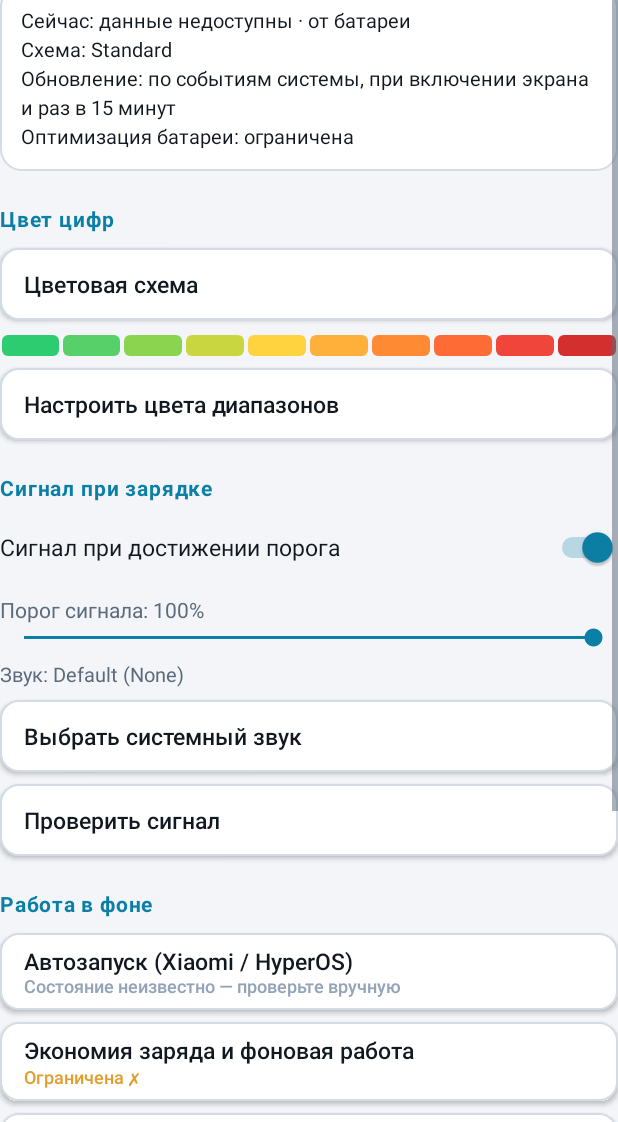
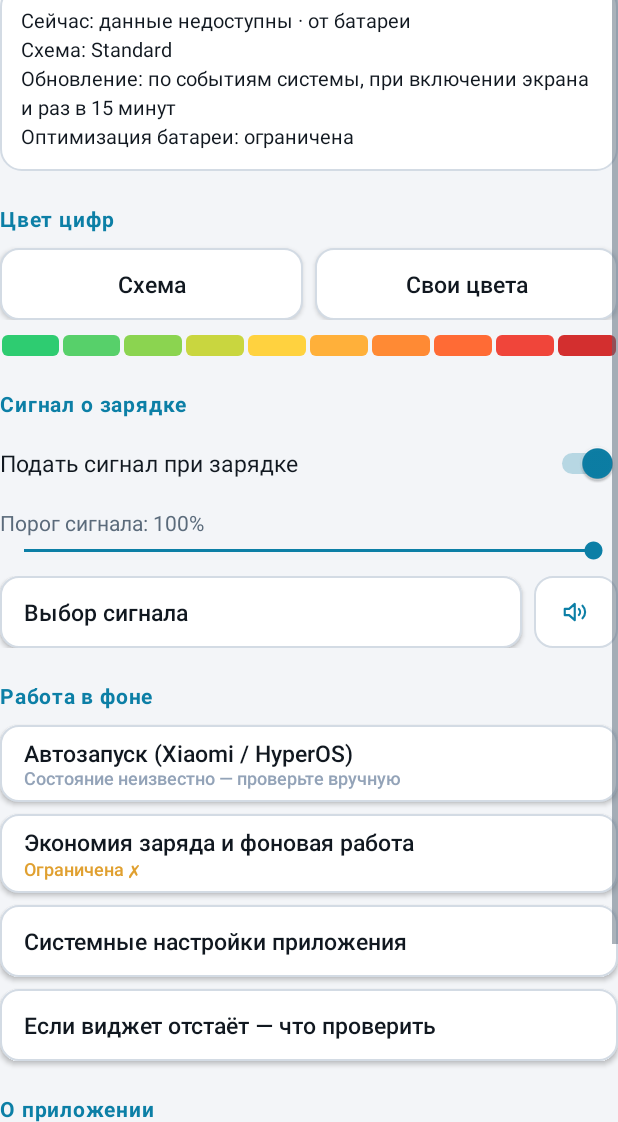
Before and after one commit to V8TD/Q-battery, an Android app: the MainActivity screen opened directly, with no data from a screen before it, on a phone screen of 412 x 824 dp, the part 114-1236 px from its top. Run offline under Robolectric (Android 15) with nearby library versions, the phone set to English and light mode, and no system bars; 4 statements that could not run were skipped.

Commit message:
Update activity_settings.xml

```diff
--- a/app/src/main/res/layout/activity_settings.xml
+++ b/app/src/main/res/layout/activity_settings.xml
@@ -88,8 +88,29 @@
 
             <TextView style="@style/Section" android:text="Цвет цифр" />
 
-            <Button android:id="@+id/btn_palette" style="@style/Btn"
-                android:text="Цветовая схема" />
+            <LinearLayout
+                android:layout_width="match_parent"
+                android:layout_height="wrap_content"
+                android:baselineAligned="false"
+                android:orientation="horizontal">
+
+                <Button
+                    android:id="@+id/btn_palette"
+                    style="@style/Btn"
+                    android:layout_width="0dp"
+                    android:layout_weight="1"
+                    android:gravity="center"
+                    android:text="Схема" />
+
+                <Button
+                    android:id="@+id/btn_bands"
+                    style="@style/Btn"
+                    android:layout_width="0dp"
+                    android:layout_weight="1"
+                    android:layout_marginStart="8dp"
+                    android:gravity="center"
+                    android:text="Свои цвета" />
+            </LinearLayout>
 
             <LinearLayout
                 android:id="@+id/palette_preview"
@@ -98,10 +119,7 @@
                 android:layout_marginTop="10dp"
                 android:orientation="horizontal" />
 
-            <Button android:id="@+id/btn_bands" style="@style/Btn"
-                android:text="Настроить цвета диапазонов" />
-
-            <TextView style="@style/Section" android:text="Сигнал при зарядке" />
+            <TextView style="@style/Section" android:text="Сигнал о зарядке" />
 
             <Switch
                 android:id="@+id/sw_sound"
@@ -109,7 +127,7 @@
                 android:layout_height="wrap_content"
                 android:layout_marginTop="6dp"
                 android:minHeight="44dp"
-                android:text="Сигнал при достижении порога"
+                android:text="Подать сигнал при зарядке"
                 android:textColor="@color/text"
                 android:textSize="15sp" />
 
@@ -117,7 +135,7 @@
                 android:id="@+id/tv_threshold"
                 android:layout_width="match_parent"
                 android:layout_height="wrap_content"
-                android:layout_marginTop="10dp"
+                android:layout_marginTop="8dp"
                 android:textColor="@color/muted"
                 android:textSize="14sp" />
 
@@ -127,27 +145,40 @@
                 android:layout_height="wrap_content"
                 android:max="50" />
 
-            <TextView
-                android:id="@+id/tv_sound_name"
+            <LinearLayout
                 android:layout_width="match_parent"
                 android:layout_height="wrap_content"
-                android:layout_marginTop="6dp"
-                android:textColor="@color/muted"
-                android:textSize="13sp" />
+                android:layout_marginTop="8dp"
+                android:baselineAligned="false"
+                android:orientation="horizontal">
 
-            <Button android:id="@+id/btn_sound_pick" style="@style/Btn"
-                android:text="Выбрать системный звук" />
+                <Button
+                    android:id="@+id/btn_sound_pick"
+                    style="@style/Btn"
+                    android:layout_width="0dp"
+                    android:layout_weight="1"
+                    android:layout_marginTop="0dp"
+                    android:text="Выбор сигнала" />
 
-            <Button android:id="@+id/btn_sound_test" style="@style/Btn"
-                android:text="Проверить сигнал" />
+                <ImageButton
+                    android:id="@+id/btn_sound_test"
+                    android:layout_width="56dp"
+                    android:layout_height="match_parent"
+                    android:layout_marginStart="8dp"
+                    android:background="@drawable/bg_button"
+                    android:contentDescription="Проверить сигнал"
+                    android:padding="14dp"
+                    android:scaleType="centerInside"
+                    android:src="@drawable/ic_speaker" />
+            </LinearLayout>
 
             <TextView style="@style/Section" android:text="Работа в фоне" />
 
             <Button android:id="@+id/btn_autostart" style="@style/Btn"
-                android:text="Автозапуск (Xiaomi / HyperOS)" />
+                android:text="Автозапуск" />
 
             <Button android:id="@+id/btn_battery" style="@style/Btn"
-                android:text="Экономия заряда и фоновая работа" />
+                android:text="Экономия заряда" />
 
             <Button android:id="@+id/btn_appinfo" style="@style/Btn"
                 android:text="Системные настройки приложения" />
```
